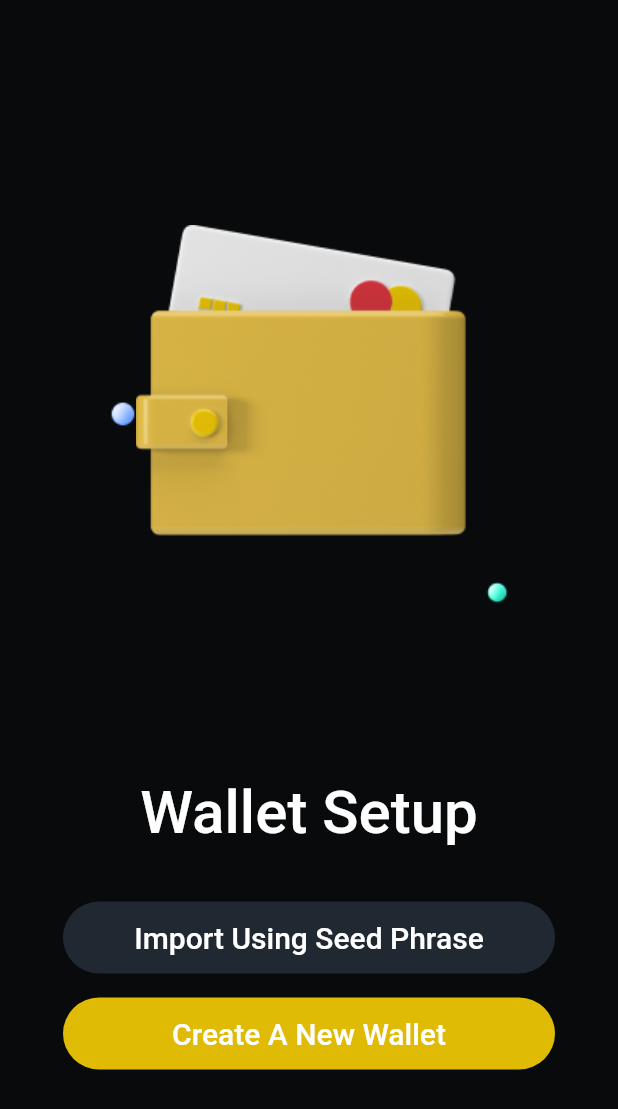
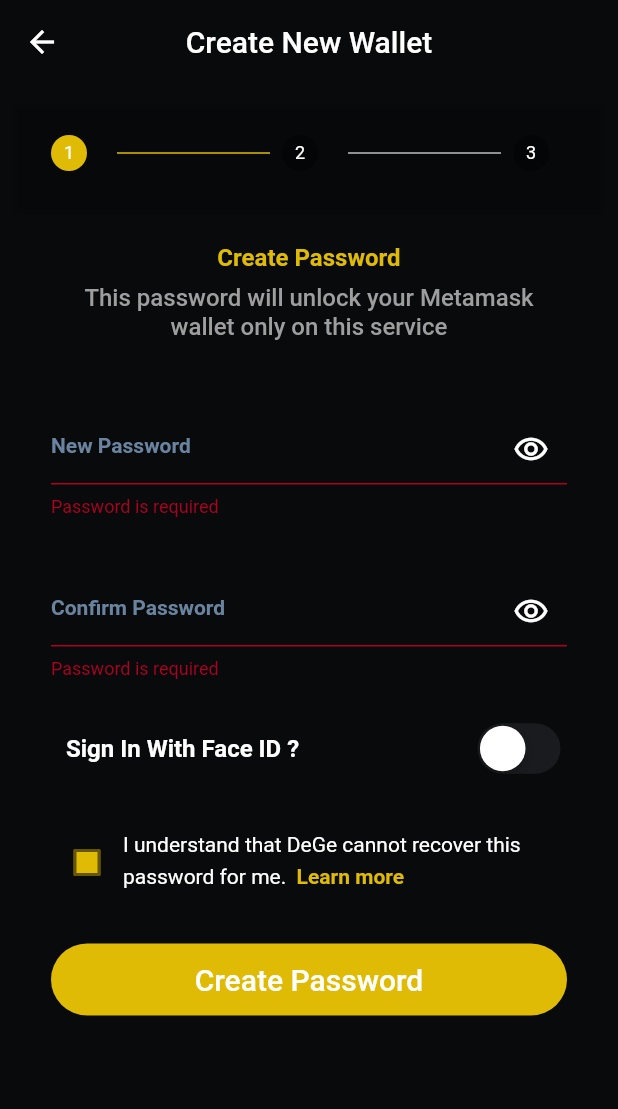
Before and after one commit to umarwaseeem/Digital-Wallet-UI-Flutter, a Flutter app: the WalletSetup screen opened by its route, after a tap on "Create A New Wallet", on a phone screen of 412 x 824 dp. Shown: the top 1109 px of the screen. Run offline on Flutter 3.47's test engine with Material 2 defaults, Android fonts, the phone set to English and light mode, and no system bars; our stand-ins replace qr_flutter, smooth_page_indicator; Roboto replaces fonts that are missing (Archivo).

Commit message:
validation, step 1, step 2 done

```diff
--- a/lib/main.dart
+++ b/lib/main.dart
@@ -1,11 +1,13 @@
 import 'package:flutter/material.dart';
 import 'package:leew_wallet/screens/home_screen/home_screen.dart';
+import 'package:leew_wallet/screens/walkthrough_screens/walkthrough.dart';
 import 'package:provider/provider.dart';
 
 import 'screens/home_screen/screens/widgets/network_provider.dart';
 import 'screens/home_screen/screens/widgets/token_info_tile_provider.dart';
 import 'screens/home_screen/screens/widgets/transaction_item_provider.dart';
 import 'screens/wallet_setup/by_seed_phrase/screens/seed_phrase.dart';
+import 'screens/wallet_setup/new_wallet/create_new_wallet_screen.dart';
 import 'screens/wallet_setup/wallet_setup.dart';
 
 void main() {
@@ -32,7 +34,7 @@
       child: MaterialApp(
         debugShowCheckedModeBanner: false,
         title: 'Leew Wallet',
-        home: const HomeScreen(),
+        home: const Walkthrough(),
         theme: ThemeData(
           fontFamily: "Archivo",
           scaffoldBackgroundColor: const Color.fromRGBO(8, 10, 12, 1),
@@ -45,6 +47,8 @@
           WalletSetup.routeName: (context) => const WalletSetup(),
           SeedPhrase.routeName: (context) => const SeedPhrase(),
           HomeScreen.routeName: (context) => const HomeScreen(),
+          CreateNewWalletScreen.routeName: (context) =>
+              const CreateNewWalletScreen(),
         },
       ),
     );
--- a/lib/screens/wallet_setup/by_seed_phrase/screens/seed_phrase.dart
+++ b/lib/screens/wallet_setup/by_seed_phrase/screens/seed_phrase.dart
@@ -1,9 +1,9 @@
 import 'package:flutter/material.dart';
 import 'package:leew_wallet/screens/home_screen/home_screen.dart';
+import 'package:leew_wallet/util/sign_with_face.dart';
 
 import '../../../../util/button.dart';
 import 'widgets/input_field.dart';
-import 'widgets/switch_button.dart';
 import 'widgets/terms_text.dart';
 
 class SeedPhrase extends StatefulWidget {
@@ -31,11 +31,22 @@
     _confirmPassword.text = "";
     _referralCodeController.text = "";
 
-    _confirmPassword.addListener(() {
-      setState(() {
-        buttonEnabled = _formKey.currentState!.validate();
-      });
-    });
+    // _seedPhraseController.addListener(() {
+    //   setState(() {
+    //     buttonEnabled = _formKey.currentState!.validate();
+    //   });
+    // });
+
+    // _confirmPassword.addListener(() {
+    //   setState(() {
+    //     buttonEnabled = _formKey.currentState!.validate();
+    //   });
+    // });
+    // _passwordController.addListener(() {
+    //   setState(() {
+    //     buttonEnabled = _formKey.currentState!.validate();
+    //   });
+    // });
     super.initState();
   }
 
@@ -64,6 +75,12 @@
         body: SingleChildScrollView(
           child: Center(
             child: Form(
+              onChanged: () {
+                setState(() {
+                  buttonEnabled = _formKey.currentState!.validate();
+                });
+              },
+              autovalidateMode: AutovalidateMode.onUserInteraction,
               key: _formKey,
               child: Container(
                 margin: const EdgeInsets.only(left: 24, right: 24),
@@ -134,26 +151,10 @@
                       hintText: "Referral Code (Optional)",
                     ),
                     const SizedBox(height: 36),
-                    Container(
-                      margin: const EdgeInsets.only(left: 10),
-                      child: Row(
-                        mainAxisAlignment: MainAxisAlignment.spaceBetween,
-                        children: [
-                          const Text(
-                            "Sign In With Face ID ?",
-                            style: TextStyle(
-                              color: Colors.white,
-                              fontSize: 16,
-                              fontWeight: FontWeight.w600,
-                            ),
-                          ),
-                          SwitchButton(isSwitch: isSwitch),
-                        ],
-                      ),
-                    ),
+                    const SignWithFace(),
                     const SizedBox(height: 36),
                     const TermsText(),
-                    const SizedBox(height: 90),
+                    const SizedBox(height: 50),
                     Center(
                       child: Button(
                         text: "Import",
--- /dev/null
+++ b/lib/screens/wallet_setup/new_wallet/create_new_wallet_screen.dart
@@ -0,0 +1,101 @@
+import 'package:flutter/material.dart';
+import 'package:leew_wallet/screens/home_screen/home_screen.dart';
+import 'package:leew_wallet/screens/wallet_setup/new_wallet/widgets/steps.dart';
+import 'package:leew_wallet/util/button.dart';
+
+class CreateNewWalletScreen extends StatefulWidget {
+  const CreateNewWalletScreen({Key? key}) : super(key: key);
+
+  static const routeName = "create-new-wallet";
+
+  @override
+  State<CreateNewWalletScreen> createState() => _CreateNewWalletScreenState();
+}
+
+class _CreateNewWalletScreenState extends State<CreateNewWalletScreen> {
+  int currentStepNumber = 0;
+
+  @override
+  Widget build(BuildContext context) {
+    return SafeArea(
+      child: Scaffold(
+        appBar: AppBar(
+          title: const Text("Create New Wallet"),
+          centerTitle: true,
+          backgroundColor: Colors.transparent,
+          elevation: 0,
+        ),
+        backgroundColor: const Color.fromRGBO(8, 10, 12, 1),
+        body: Container(
+          margin: const EdgeInsets.all(10),
+          child: Column(
+            children: [
+              Expanded(
+                child: Theme(
+                  data: Theme.of(context).copyWith(
+                    canvasColor: Colors.transparent,
+                    colorScheme: const ColorScheme.light(
+                      primary: Color.fromRGBO(223, 187, 6, 1),
+                    ),
+                  ),
+                  child: Stepper(
+                    onStepTapped: (index) {
+                      if (index > currentStepNumber) {
+                        return;
+                      }
+                      setState(() {
+                        currentStepNumber = index;
+                      });
+                    },
+                    type: StepperType.horizontal,
+                    steps: getSteps(currentStepNumber),
+                    currentStep: currentStepNumber,
+                    onStepContinue: () {
+                      if (currentStepNumber ==
+                          getSteps(currentStepNumber).length - 1) {
+                        Navigator.pushNamed(context, HomeScreen.routeName);
+                      } else {
+                        setState(() {
+                          currentStepNumber++;
+                        });
+                      }
+                    },
+                    onStepCancel: () {
+                      if (currentStepNumber > 0) {
+                        setState(() {
+                          currentStepNumber--;
+                        });
+                      } else {
+                        Navigator.pop(context);
+                      }
+                    },
+                    controlsBuilder: (context, details) {
+                      String buttonText = "";
+                      if (currentStepNumber == 0) {
+                        buttonText = "Create Password";
+                      } else if (currentStepNumber == 1) {
+                        buttonText = "Start";
+                      } else if (currentStepNumber == 2) {
+                        buttonText = "Next";
+                      }
+
+                      return Container(
+                        margin: const EdgeInsets.only(bottom: 30, top: 30),
+                        child: Button(
+                          text: buttonText,
+                          buttonColor: const Color.fromRGBO(223, 187, 6, 1),
+                          onPressed: details.onStepContinue,
+                          textColor: Colors.white,
+                        ),
+                      );
+                    },
+                  ),
+                ),
+              ),
+            ],
+          ),
+        ),
+      ),
+    );
+  }
+}
--- /dev/null
+++ b/lib/screens/wallet_setup/new_wallet/widgets/All Steps/step1.dart
@@ -0,0 +1,156 @@
+import 'package:flutter/material.dart';
+import 'package:leew_wallet/util/sign_with_face.dart';
+
+import '../../../by_seed_phrase/screens/widgets/input_field.dart';
+
+class Step1 extends StatefulWidget {
+  const Step1({Key? key}) : super(key: key);
+
+  @override
+  State<Step1> createState() => _Step1State();
+}
+
+class _Step1State extends State<Step1> {
+  bool checkBoxValue = false;
+  RegExp numReg = RegExp(r".*[0-9].*");
+  RegExp letterReg = RegExp(r".*[A-Za-z].*");
+
+  final TextEditingController controller1 = TextEditingController();
+  final TextEditingController controller2 = TextEditingController();
+
+  final GlobalKey<FormState> _formKey = GlobalKey<FormState>();
+
+  bool buttonEnabled = false;
+
+  @override
+  void initState() {
+    controller1.text = "";
+    controller2.text = "";
+
+    super.initState();
+  }
+
+  @override
+  void dispose() {
+    controller1.dispose();
+    controller2.dispose();
+
+    super.dispose();
+  }
+
+  @override
+  Widget build(BuildContext context) {
+    return Form(
+      onChanged: () {
+        setState(() {
+          _formKey.currentState!.validate();
+        });
+      },
+      autovalidateMode: AutovalidateMode.always,
+      key: _formKey,
+      child: Column(
+        children: [
+          const Text(
+            "Create Password",
+            style: TextStyle(
+              color: Color.fromRGBO(223, 187, 6, 1),
+              fontWeight: FontWeight.w600,
+              fontSize: 16,
+            ),
+          ),
+          const SizedBox(height: 8),
+          const Text(
+            "This password will unlock your Metamask wallet only on this service",
+            textAlign: TextAlign.center,
+            style: TextStyle(
+              color: Colors.grey,
+              fontWeight: FontWeight.w500,
+              fontSize: 16,
+            ),
+          ),
+          const SizedBox(height: 48),
+          InputField(
+            validate: (value) {
+              if (value.isEmpty) {
+                return "Password is required";
+              }
+              if (!numReg.hasMatch(value)) {
+                return "Password must contain at least one number";
+              }
+              if (!letterReg.hasMatch(value)) {
+                return "Password must contain at least one letter";
+              }
+              if (value.length < 8) {
+                return "Password must be at least 8 characters";
+              }
+              return null;
+            },
+            controller: controller1,
+            maxLines: 1,
+            minLines: 1,
+            hintText: "New Password",
+          ),
+          const SizedBox(height: 38),
+          InputField(
+            validate: (value) {
+              if (value.isEmpty) {
+                return "Password is required";
+              }
+              if (value != controller1.text) {
+                return "Passwords do not match";
+              }
+              return null;
+            },
+            controller: controller2,
+            maxLines: 1,
+            minLines: 1,
+            hintText: "Confirm Password",
+          ),
+          const SignWithFace(),
+          Row(
+            children: [
+              Checkbox(
+                fillColor: MaterialStateProperty.all(
+                    const Color.fromRGBO(223, 187, 6, 1)),
+                value: checkBoxValue,
+                onChanged: (value) {
+                  setState(() {
+                    checkBoxValue = value!;
+                  });
+                },
+              ),
+              SizedBox(
+                width: 290,
+                height: 48,
+                child: RichText(
+                  text: const TextSpan(
+                    text:
+                        "I understand that DeGe cannot recover this password for me.  ",
+                    style: TextStyle(
+                      fontFamily: "Archivo",
+                      height: 1.5,
+                      color: Colors.white,
+                      fontSize: 14,
+                      fontWeight: FontWeight.w400,
+                    ),
+                    children: [
+                      TextSpan(
+                        text: "Learn more",
+                        style: TextStyle(
+                          fontFamily: "Archivo",
+                          color: Color.fromRGBO(223, 187, 6, 1),
+                          fontSize: 14,
+                          fontWeight: FontWeight.w600,
+                        ),
+                      ),
+                    ],
+                  ),
+                ),
+              ),
+            ],
+          )
+        ],
+      ),
+    );
+  }
+}
--- /dev/null
+++ b/lib/screens/wallet_setup/new_wallet/widgets/All Steps/step2.dart
@@ -0,0 +1,56 @@
+import 'package:flutter/material.dart';
+
+class Step2 extends StatelessWidget {
+  const Step2({Key? key}) : super(key: key);
+
+  @override
+  Widget build(BuildContext context) {
+    return Expanded(
+      child: Column(
+        children: [
+          Image.asset("assets/images/image2.png"),
+          const SizedBox(height: 70),
+          const Text(
+            "Secure Your Wallet",
+            style: TextStyle(
+              color: Colors.white,
+              fontSize: 16,
+              fontWeight: FontWeight.w600,
+            ),
+          ),
+          const Text(
+            "Don't risk losing your funds. protect your wallet by saving your Seed phrase in a place you trust. ",
+            style: TextStyle(
+              height: 1.5,
+              color: Colors.grey,
+              fontSize: 14,
+              fontWeight: FontWeight.w500,
+            ),
+          ),
+          const SizedBox(height: 10),
+          const Text(
+            "It's the only way to recover your wallet if you get locked out of the app or get a new device.",
+            style: TextStyle(
+              height: 1.5,
+              color: Colors.grey,
+              fontSize: 14,
+              fontWeight: FontWeight.w500,
+            ),
+          ),
+          const SizedBox(height: 30),
+          TextButton(
+            onPressed: () {},
+            child: const Text(
+              "Remind Me Later",
+              style: TextStyle(
+                color: Color.fromRGBO(223, 187, 6, 1),
+                fontSize: 16,
+                fontWeight: FontWeight.w700,
+              ),
+            ),
+          )
+        ],
+      ),
+    );
+  }
+}
--- /dev/null
+++ b/lib/screens/wallet_setup/new_wallet/widgets/steps.dart
@@ -0,0 +1,27 @@
+import 'package:flutter/material.dart';
+import 'package:leew_wallet/screens/wallet_setup/new_wallet/widgets/All%20Steps/step1.dart';
+
+import 'All Steps/step2.dart';
+
+List<Step> getSteps(int currentStep) {
+  return [
+    Step(
+      state: currentStep > 0 ? StepState.complete : StepState.indexed,
+      title: const Center(child: Text("")),
+      content: const Step1(),
+      isActive: currentStep >= 0,
+    ),
+    Step(
+      state: currentStep > 1 ? StepState.complete : StepState.indexed,
+      title: const Text(""),
+      content: const Step2(),
+      isActive: currentStep >= 1,
+    ),
+    Step(
+      state: currentStep > 2 ? StepState.complete : StepState.indexed,
+      title: const Text(""),
+      content: const Text("Step 3 content"),
+      isActive: currentStep >= 2,
+    ),
+  ];
+}
--- a/lib/screens/wallet_setup/wallet_setup.dart
+++ b/lib/screens/wallet_setup/wallet_setup.dart
@@ -1,4 +1,5 @@
 import 'package:flutter/material.dart';
+import 'package:leew_wallet/screens/wallet_setup/new_wallet/create_new_wallet_screen.dart';
 import 'package:leew_wallet/util/button.dart';
 
 import '../walkthrough_screens/pages/widgets/screen_text.dart';
@@ -43,7 +44,10 @@
                 textColor: Colors.white,
                 text: "Create A New Wallet",
                 buttonColor: const Color.fromRGBO(223, 187, 6, 1),
-                onPressed: () {},
+                onPressed: () {
+                  Navigator.of(context)
+                      .pushNamed(CreateNewWalletScreen.routeName);
+                },
               ),
             ],
           ),
--- /dev/null
+++ b/lib/util/sign_with_face.dart
@@ -0,0 +1,28 @@
+import 'package:flutter/material.dart';
+
+import '../screens/wallet_setup/by_seed_phrase/screens/widgets/switch_button.dart';
+
+class SignWithFace extends StatelessWidget {
+  const SignWithFace({Key? key}) : super(key: key);
+
+  @override
+  Widget build(BuildContext context) {
+    return Container(
+      margin: const EdgeInsets.only(left: 10, bottom: 36, top: 30),
+      child: Row(
+        mainAxisAlignment: MainAxisAlignment.spaceBetween,
+        children: [
+          const Text(
+            "Sign In With Face ID ?",
+            style: TextStyle(
+              color: Colors.white,
+              fontSize: 16,
+              fontWeight: FontWeight.w600,
+            ),
+          ),
+          SwitchButton(isSwitch: false),
+        ],
+      ),
+    );
+  }
+}
```
